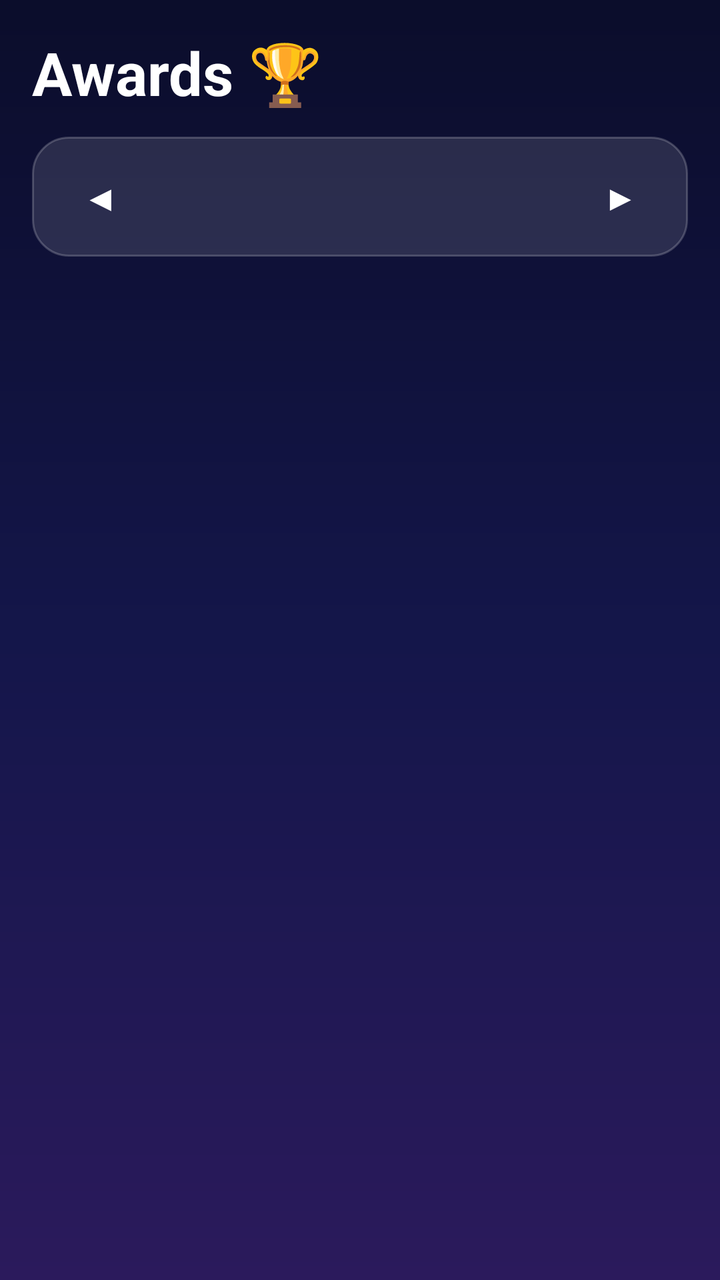
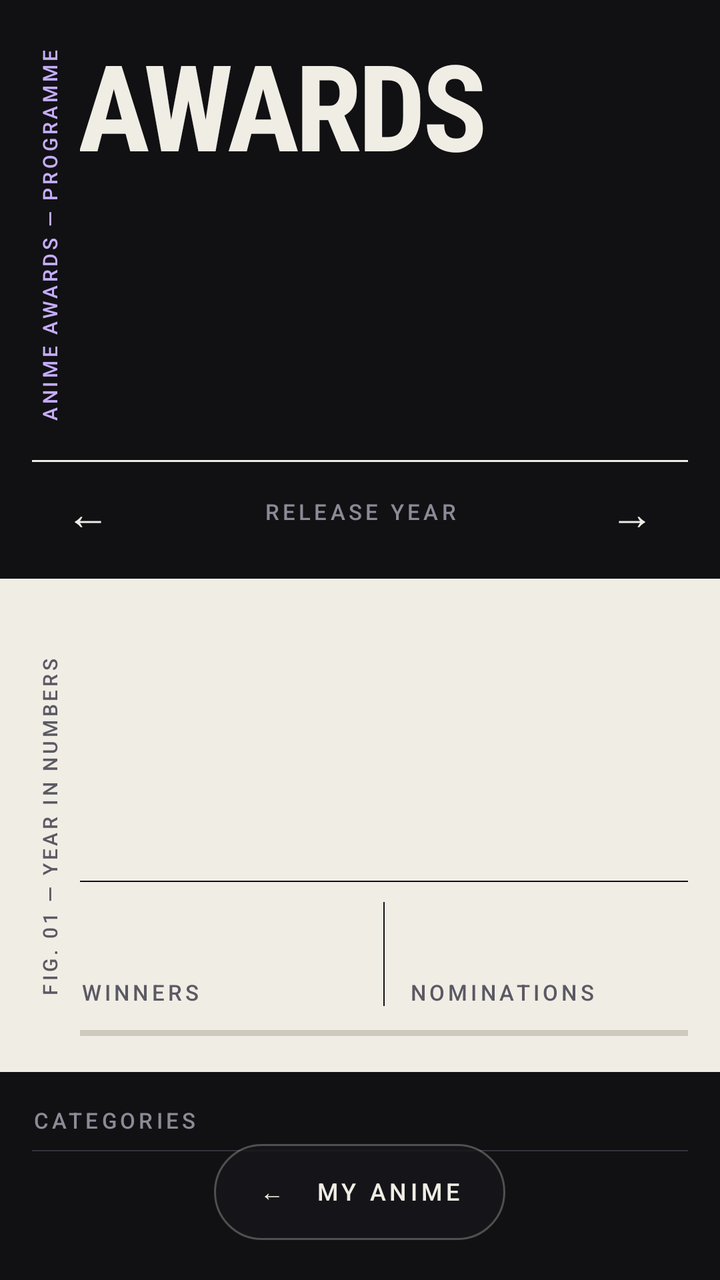

Screens rendered from an Android XML layout before and after an edit, with the pre-edit source and the edit as a unified diff.
<!-- AndroidManifest.xml: application theme Theme.AnimeAwards -->
<!-- res/layout/activity_categories.xml -->
<?xml version="1.0" encoding="utf-8"?>
<LinearLayout xmlns:android="http://schemas.android.com/apk/res/android"
    android:layout_width="match_parent"
    android:layout_height="match_parent"
    android:orientation="vertical"
    android:padding="16dp">

    <TextView
        android:layout_width="wrap_content"
        android:layout_height="wrap_content"
        android:text="Awards 🏆"
        android:textColor="@color/glass_text"
        android:textSize="30sp"
        android:textStyle="bold" />

    <LinearLayout
        android:layout_width="match_parent"
        android:layout_height="wrap_content"
        android:layout_marginTop="12dp"
        android:background="@drawable/bg_glass_card"
        android:gravity="center_vertical"
        android:orientation="horizontal"
        android:padding="6dp">

        <Button
            android:id="@+id/prevYear"
            style="@style/Widget.Glass.Arrow"
            android:layout_width="wrap_content"
            android:layout_height="wrap_content"
            android:text="◀" />

        <TextView
            android:id="@+id/yearText"
            android:layout_width="0dp"
            android:layout_height="wrap_content"
            android:layout_weight="1"
            android:gravity="center"
            android:textColor="@color/glass_text"
            android:textSize="22sp"
            android:textStyle="bold" />

        <Button
            android:id="@+id/nextYear"
            style="@style/Widget.Glass.Arrow"
            android:layout_width="wrap_content"
            android:layout_height="wrap_content"
            android:text="▶" />
    </LinearLayout>

    <TextView
        android:id="@+id/statusText"
        android:layout_width="match_parent"
        android:layout_height="wrap_content"
        android:layout_marginTop="8dp"
        android:gravity="center"
        android:textColor="@color/glass_muted"
        android:textSize="13sp" />

    <androidx.recyclerview.widget.RecyclerView
        android:id="@+id/categoryList"
        android:layout_width="match_parent"
        android:layout_height="0dp"
        android:layout_marginTop="4dp"
        android:layout_weight="1" />

</LinearLayout>
<!-- resources referenced by this layout -->
<resources>
  <color name="glass_muted">#B9BBE0</color>
  <color name="glass_text">#FFFFFF</color>
  <!-- drawable bg_glass_card (drawable) -->
  <?xml version="1.0" encoding="utf-8"?>
  <shape xmlns:android="http://schemas.android.com/apk/res/android"
      android:shape="rectangle">
      <solid android:color="#1FFFFFFF" />
      <stroke android:width="1dp" android:color="#33FFFFFF" />
      <corners android:radius="18dp" />
  </shape>
  <style name="Widget.Glass.Arrow" parent="Widget.AppCompat.Button">
          <item name="android:background">@drawable/bg_arrow</item>
          <item name="android:textColor">@color/glass_text</item>
          <item name="android:textSize">18sp</item>
          <item name="android:minHeight">48dp</item>
          <item name="android:minWidth">56dp</item>
          <item name="android:stateListAnimator">@null</item>
      </style>
  <!-- drawable bg_arrow (drawable) -->
  <?xml version="1.0" encoding="utf-8"?>
  <ripple xmlns:android="http://schemas.android.com/apk/res/android"
      android:color="#40FFFFFF">
      <item android:id="@android:id/mask">
          <shape android:shape="oval">
              <solid android:color="#FFFFFFFF" />
          </shape>
      </item>
  </ripple>
  <color name="night_top">#0B0D2B</color>
  <!-- drawable bg_night (drawable) -->
  <?xml version="1.0" encoding="utf-8"?>
  <shape xmlns:android="http://schemas.android.com/apk/res/android"
      android:shape="rectangle">
      <gradient
          android:angle="270"
          android:startColor="@color/night_top"
          android:centerColor="@color/night_mid"
          android:endColor="@color/night_bottom"
          android:type="linear" />
  </shape>
  <color name="night_bottom">#2B1A5C</color>
  <style name="Widget.Glass.Button" parent="Widget.AppCompat.Button">
          <item name="android:background">@drawable/bg_glass_button</item>
          <item name="android:textColor">@color/glass_text</item>
          <item name="android:textAllCaps">false</item>
          <item name="android:textSize">15sp</item>
          <item name="android:minHeight">48dp</item>
          <item name="android:minWidth">48dp</item>
          <item name="android:stateListAnimator">@null</item>
      </style>
  <color name="night_mid">#14164A</color>
  <!-- drawable bg_glass_button (drawable) -->
  <?xml version="1.0" encoding="utf-8"?>
  <ripple xmlns:android="http://schemas.android.com/apk/res/android"
      android:color="#40FFFFFF">
      <item>
          <shape android:shape="rectangle">
              <solid android:color="#26FFFFFF" />
              <stroke android:width="1dp" android:color="#40FFFFFF" />
              <corners android:radius="16dp" />
          </shape>
      </item>
  </ripple>
  <!-- unchanged entries left out for length: 1 -->
</resources>

<!-- the commit's change to res/layout/activity_categories.xml (unified diff, before → after) -->
@@ -1,66 +1,332 @@
 <?xml version="1.0" encoding="utf-8"?>
-<LinearLayout xmlns:android="http://schemas.android.com/apk/res/android"
+<FrameLayout xmlns:android="http://schemas.android.com/apk/res/android"
     android:layout_width="match_parent"
     android:layout_height="match_parent"
-    android:orientation="vertical"
-    android:padding="16dp">
-
+    android:background="@color/ed_charcoal">
+
+    <androidx.core.widget.NestedScrollView
+        android:layout_width="match_parent"
+        android:layout_height="match_parent"
+        android:clipToPadding="false"
+        android:paddingBottom="104dp">
+
+        <LinearLayout
+            android:layout_width="match_parent"
+            android:layout_height="wrap_content"
+            android:orientation="vertical">
+
+            
+            <LinearLayout
+                android:layout_width="match_parent"
+                android:layout_height="wrap_content"
+                android:clipChildren="false"
+                android:orientation="vertical"
+                android:paddingStart="16dp"
+                android:paddingTop="20dp"
+                android:paddingEnd="16dp">
+
+                <LinearLayout
+                    android:layout_width="match_parent"
+                    android:layout_height="wrap_content"
+                    android:clipChildren="false"
+                    android:orientation="horizontal">
+
+                    <FrameLayout
+                        android:layout_width="18dp"
+                        android:layout_height="match_parent"
+                        android:clipChildren="false">
+
+                        <TextView
+                            style="@style/Ed.Label"
+                            android:layout_width="200dp"
+                            android:layout_height="wrap_content"
+                            android:layout_gravity="center"
+                            android:gravity="center"
+                            android:rotation="-90"
+                            android:singleLine="true"
+                            android:text="Anime awards — Programme"
+                            android:textColor="@color/ed_lavender"
+                            android:textSize="10sp" />
+                    </FrameLayout>
+
+                    <LinearLayout
+                        android:layout_width="0dp"
+                        android:layout_height="wrap_content"
+                        android:layout_weight="1"
+                        android:orientation="vertical"
+                        android:paddingStart="6dp">
+
+                        <TextView
+                            style="@style/Ed.Display"
+                            android:layout_width="wrap_content"
+                            android:layout_height="wrap_content"
+                            android:text="AWARDS"
+                            android:textColor="@color/ed_ivory"
+                            android:textSize="60sp" />
+
+                        <TextView
+                            android:id="@+id/yearText"
+                            style="@style/Ed.Display"
+                            android:layout_width="wrap_content"
+                            android:layout_height="wrap_content"
+                            android:layout_marginTop="-6dp"
+                            android:maxLines="1"
+                            android:textColor="@color/ed_ivory"
+                            android:textSize="112sp" />
+                    </LinearLayout>
+                </LinearLayout>
+
+                <View
+                    android:layout_width="match_parent"
+                    android:layout_height="1dp"
+                    android:layout_marginTop="14dp"
+                    android:background="@color/ed_ivory" />
+
+                <LinearLayout
+                    android:layout_width="match_parent"
+                    android:layout_height="wrap_content"
+                    android:gravity="center_vertical"
+                    android:orientation="horizontal">
+
+                    <Button
+                        android:id="@+id/prevYear"
+                        style="@style/Ed.Arrow"
+                        android:layout_width="wrap_content"
+                        android:layout_height="wrap_content"
+                        android:contentDescription="Newer year"
+                        android:text="←" />
+
+                    <TextView
+                        style="@style/Ed.Label"
+                        android:layout_width="0dp"
+                        android:layout_height="wrap_content"
+                        android:layout_weight="1"
+                        android:gravity="center"
+                        android:text="Release year" />
+
+                    <Button
+                        android:id="@+id/nextYear"
+                        style="@style/Ed.Arrow"
+                        android:layout_width="wrap_content"
+                        android:layout_height="wrap_content"
+                        android:contentDescription="Older year"
+                        android:text="→" />
+                </LinearLayout>
+
+                <TextView
+                    android:id="@+id/statusText"
+                    style="@style/Ed.Label"
+                    android:layout_width="match_parent"
+                    android:layout_height="wrap_content"
+                    android:layout_marginTop="4dp"
+                    android:layout_marginBottom="4dp"
+                    android:gravity="center"
+                    android:lineSpacingExtra="3dp"
+                    android:textAllCaps="false"
+                    android:letterSpacing="0.02"
+                    android:textSize="12sp"
+                    android:visibility="gone" />
+            </LinearLayout>
+
+            
+            <LinearLayout
+                android:layout_width="match_parent"
+                android:layout_height="wrap_content"
+                android:layout_marginTop="8dp"
+                android:background="@color/ed_ivory"
+                android:clipChildren="false"
+                android:orientation="horizontal"
+                android:paddingStart="16dp"
+                android:paddingTop="20dp"
+                android:paddingEnd="16dp"
+                android:paddingBottom="18dp">
+
+                <FrameLayout
+                    android:layout_width="18dp"
+                    android:layout_height="match_parent"
+                    android:clipChildren="false">
+
+                    <TextView
+                        style="@style/Ed.Label"
+                        android:layout_width="200dp"
+                        android:layout_height="wrap_content"
+                        android:layout_gravity="center"
+                        android:gravity="center"
+                        android:rotation="-90"
+                        android:singleLine="true"
+                        android:text="Fig. 01 — Year in numbers"
+                        android:textColor="@color/ed_ink_muted"
+                        android:textSize="10sp" />
+                </FrameLayout>
+
+                <LinearLayout
+                    android:layout_width="0dp"
+                    android:layout_height="wrap_content"
+                    android:layout_weight="1"
+                    android:orientation="vertical"
+                    android:paddingStart="6dp">
+
+                    <LinearLayout
+                        android:layout_width="match_parent"
+                        android:layout_height="wrap_content"
+                        android:gravity="bottom"
+                        android:orientation="horizontal">
+
+                        <TextView
+                            android:id="@+id/countText"
+                            style="@style/Ed.Display"
+                            android:layout_width="wrap_content"
+                            android:layout_height="wrap_content"
+                            android:textColor="@color/ed_ink"
+                            android:textSize="100sp" />
+
+                        <TextView
+                            android:id="@+id/countLabel"
+                            android:layout_width="wrap_content"
+                            android:layout_height="wrap_content"
+                            android:layout_marginStart="14dp"
+                            android:paddingBottom="8dp"
+                            android:textColor="@color/ed_ink"
+                            android:textSize="13sp" />
+                    </LinearLayout>
+
+                    <View
+                        android:layout_width="match_parent"
+                        android:layout_height="0.5dp"
+                        android:layout_marginTop="14dp"
+                        android:layout_marginBottom="10dp"
+                        android:background="@color/ed_ink" />
+
+                    <LinearLayout
+                        android:layout_width="match_parent"
+                        android:layout_height="wrap_content"
+                        android:orientation="horizontal">
+
+                        <LinearLayout
+                            android:layout_width="0dp"
+                            android:layout_height="wrap_content"
+                            android:layout_weight="1"
+                            android:orientation="vertical">
+
+                            <TextView
+                                android:id="@+id/winnersText"
+                                style="@style/Ed.Display"
+                                android:layout_width="wrap_content"
+                                android:layout_height="wrap_content"
+                                android:textColor="@color/ed_ink"
+                                android:textSize="30sp" />
+
+                            <TextView
+                                style="@style/Ed.Label"
+                                android:layout_width="wrap_content"
+                                android:layout_height="wrap_content"
+                                android:layout_marginTop="4dp"
+                                android:text="Winners"
+                                android:textColor="@color/ed_ink_muted" />
+                        </LinearLayout>
+
+                        <View
+                            android:layout_width="0.5dp"
+                            android:layout_height="match_parent"
+                            android:layout_marginStart="12dp"
+                            android:layout_marginEnd="12dp"
+                            android:background="@color/ed_ink" />
+
+                        <LinearLayout
+                            android:layout_width="0dp"
+                            android:layout_height="wrap_content"
+                            android:layout_weight="1"
+                            android:orientation="vertical">
+
+                            <TextView
+                                android:id="@+id/nominationsText"
+                                style="@style/Ed.Display"
+                                android:layout_width="wrap_content"
+                                android:layout_height="wrap_content"
+                                android:textColor="@color/ed_ink"
+                                android:textSize="30sp" />
+
+                            <TextView
+                                style="@style/Ed.Label"
+                                android:layout_width="wrap_content"
+                                android:layout_height="wrap_content"
+                                android:layout_marginTop="4dp"
+                                android:text="Nominations"
+                                android:textColor="@color/ed_ink_muted" />
+                        </LinearLayout>
+                    </LinearLayout>
+
+                    <ProgressBar
+                        android:id="@+id/winnersProgress"
+                        style="?android:attr/progressBarStyleHorizontal"
+                        android:layout_width="match_parent"
+                        android:layout_height="3dp"
+                        android:layout_marginTop="12dp"
+                        android:indeterminate="false"
+                        android:maxHeight="3dp"
+                        android:minHeight="3dp"
+                        android:progressDrawable="@drawable/progress_ed" />
+                </LinearLayout>
+            </LinearLayout>
+
+            
+            <LinearLayout
+                android:layout_width="match_parent"
+                android:layout_height="wrap_content"
+                android:orientation="horizontal"
+                android:paddingStart="16dp"
+                android:paddingTop="18dp"
+                android:paddingEnd="16dp"
+                android:paddingBottom="8dp">
+
+                <TextView
+                    style="@style/Ed.Label"
+                    android:layout_width="0dp"
+                    android:layout_height="wrap_content"
+                    android:layout_weight="1"
+                    android:text="Categories" />
+
+                <TextView
+                    android:id="@+id/categoriesRange"
+                    style="@style/Ed.Label"
+                    android:layout_width="wrap_content"
+                    android:layout_height="wrap_content" />
+            </LinearLayout>
+
+            <androidx.recyclerview.widget.RecyclerView
+                android:id="@+id/categoryList"
+                android:layout_width="match_parent"
+                android:layout_height="wrap_content"
+                android:nestedScrollingEnabled="false"
+                android:paddingStart="16dp"
+                android:paddingEnd="16dp" />
+
+            <View
+                android:layout_width="match_parent"
+                android:layout_height="0.5dp"
+                android:layout_marginStart="16dp"
+                android:layout_marginEnd="16dp"
+                android:background="@color/ed_line" />
+        </LinearLayout>
+    </androidx.core.widget.NestedScrollView>
+
+    
     <TextView
+        android:id="@+id/backButton"
+        style="@style/Ed.Label"
         android:layout_width="wrap_content"
-        android:layout_height="wrap_content"
-        android:text="Awards 🏆"
-        android:textColor="@color/glass_text"
-        android:textSize="30sp"
-        android:textStyle="bold" />
-
-    <LinearLayout
-        android:layout_width="match_parent"
-        android:layout_height="wrap_content"
-        android:layout_marginTop="12dp"
-        android:background="@drawable/bg_glass_card"
-        android:gravity="center_vertical"
-        android:orientation="horizontal"
-        android:padding="6dp">
-
-        <Button
-            android:id="@+id/prevYear"
-            style="@style/Widget.Glass.Arrow"
-            android:layout_width="wrap_content"
-            android:layout_height="wrap_content"
-            android:text="◀" />
-
-        <TextView
-            android:id="@+id/yearText"
-            android:layout_width="0dp"
-            android:layout_height="wrap_content"
-            android:layout_weight="1"
-            android:gravity="center"
-            android:textColor="@color/glass_text"
-            android:textSize="22sp"
-            android:textStyle="bold" />
-
-        <Button
-            android:id="@+id/nextYear"
-            style="@style/Widget.Glass.Arrow"
-            android:layout_width="wrap_content"
-            android:layout_height="wrap_content"
-            android:text="▶" />
-    </LinearLayout>
-
-    <TextView
-        android:id="@+id/statusText"
-        android:layout_width="match_parent"
-        android:layout_height="wrap_content"
-        android:layout_marginTop="8dp"
+        android:layout_height="48dp"
+        android:layout_gravity="bottom|center_horizontal"
+        android:layout_marginBottom="20dp"
+        android:background="@drawable/bg_ed_pill"
+        android:clickable="true"
+        android:contentDescription="Back to My Anime"
+        android:focusable="true"
         android:gravity="center"
-        android:textColor="@color/glass_muted"
-        android:textSize="13sp" />
-
-    <androidx.recyclerview.widget.RecyclerView
-        android:id="@+id/categoryList"
-        android:layout_width="match_parent"
-        android:layout_height="0dp"
-        android:layout_marginTop="4dp"
-        android:layout_weight="1" />
-
-</LinearLayout>
+        android:paddingStart="22dp"
+        android:paddingEnd="22dp"
+        android:text="←   My anime"
+        android:textColor="@color/ed_ivory"
+        android:textSize="12sp" />
+
+</FrameLayout>
<!-- resource entries referenced after the edit -->
@@ -1,33 +1,66 @@
 <!-- resources referenced by this layout -->
 <resources>
-  <color name="glass_muted">#B9BBE0</color>
-  <color name="glass_text">#FFFFFF</color>
-  <!-- drawable bg_glass_card (drawable) -->
-  <?xml version="1.0" encoding="utf-8"?>
-  <shape xmlns:android="http://schemas.android.com/apk/res/android"
-      android:shape="rectangle">
-      <solid android:color="#1FFFFFFF" />
-      <stroke android:width="1dp" android:color="#33FFFFFF" />
-      <corners android:radius="18dp" />
-  </shape>
-  <style name="Widget.Glass.Arrow" parent="Widget.AppCompat.Button">
-          <item name="android:background">@drawable/bg_arrow</item>
-          <item name="android:textColor">@color/glass_text</item>
-          <item name="android:textSize">18sp</item>
-          <item name="android:minHeight">48dp</item>
-          <item name="android:minWidth">56dp</item>
-          <item name="android:stateListAnimator">@null</item>
-      </style>
-  <!-- drawable bg_arrow (drawable) -->
+  <color name="ed_charcoal">#111114</color>
+  <color name="ed_ink">#111114</color>
+  <color name="ed_ink_muted">#5B5963</color>
+  <color name="ed_ivory">#F0EDE5</color>
+  <color name="ed_lavender">#C6ADFA</color>
+  <color name="ed_line">#34343B</color>
+  <!-- drawable bg_ed_pill (drawable) -->
   <?xml version="1.0" encoding="utf-8"?>
   <ripple xmlns:android="http://schemas.android.com/apk/res/android"
-      android:color="#40FFFFFF">
-      <item android:id="@android:id/mask">
-          <shape android:shape="oval">
-              <solid android:color="#FFFFFFFF" />
+      android:color="#33F0EDE5">
+      <item>
+          <shape android:shape="rectangle">
+              <solid android:color="@color/ed_pill_fill" />
+              <stroke android:width="1dp" android:color="@color/ed_pill_stroke" />
+              <corners android:radius="24dp" />
           </shape>
       </item>
   </ripple>
+  <!-- drawable progress_ed (drawable) -->
+  <?xml version="1.0" encoding="utf-8"?>
+  <layer-list xmlns:android="http://schemas.android.com/apk/res/android">
+      <item android:id="@android:id/background">
+          <shape android:shape="rectangle">
+              <solid android:color="@color/ed_track" />
+          </shape>
+      </item>
+      <item android:id="@android:id/progress">
+          <clip>
+              <shape android:shape="rectangle">
+                  <solid android:color="@color/ed_lavender" />
+              </shape>
+          </clip>
+      </item>
+  </layer-list>
+  <style name="Ed.Arrow" parent="Widget.AppCompat.Button.Borderless">
+          <item name="android:textColor">@color/ed_ivory</item>
+          <item name="android:textSize">22sp</item>
+          <item name="android:textAllCaps">false</item>
+          <item name="android:minWidth">56dp</item>
+          <item name="android:minHeight">48dp</item>
+      </style>
+  <style name="Ed.Display">
+          <item name="android:fontFamily">sans-serif-condensed</item>
+          <item name="android:textStyle">bold</item>
+          <item name="android:includeFontPadding">false</item>
+          <item name="android:letterSpacing">-0.03</item>
+      </style>
+  <style name="Ed.Label">
+          <item name="android:textSize">11sp</item>
+          <item name="android:letterSpacing">0.16</item>
+          <item name="android:textAllCaps">true</item>
+          <item name="android:textColor">@color/ed_muted</item>
+          <item name="android:fontFamily">sans-serif-medium</item>
+          <item name="android:includeFontPadding">false</item>
+      </style>
+  <color name="ed_pill_fill">#CC17171B</color>
+  <color name="ed_pill_stroke">#47F0EDE5</color>
+  <color name="ed_track">#CFCABE</color>
+  <color name="ed_muted">#8D8A96</color>
+  <color name="glass_muted">#B9BBE0</color>
+  <color name="glass_text">#FFFFFF</color>
   <color name="night_top">#0B0D2B</color>
   <!-- drawable bg_night (drawable) -->
   <?xml version="1.0" encoding="utf-8"?>
